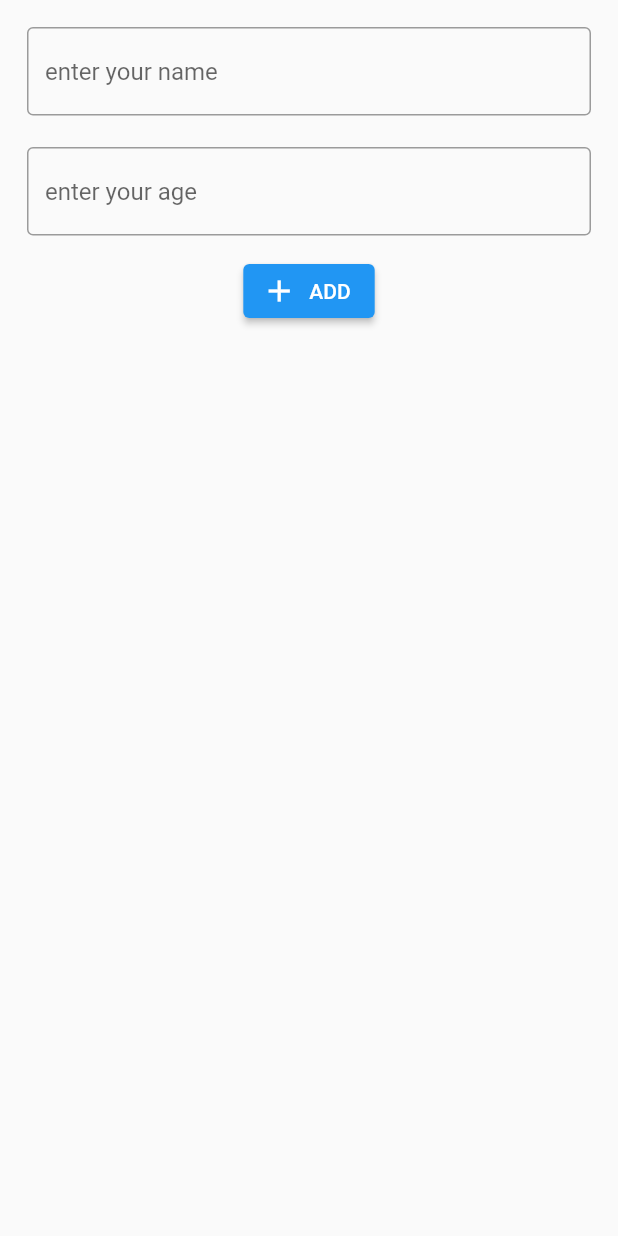
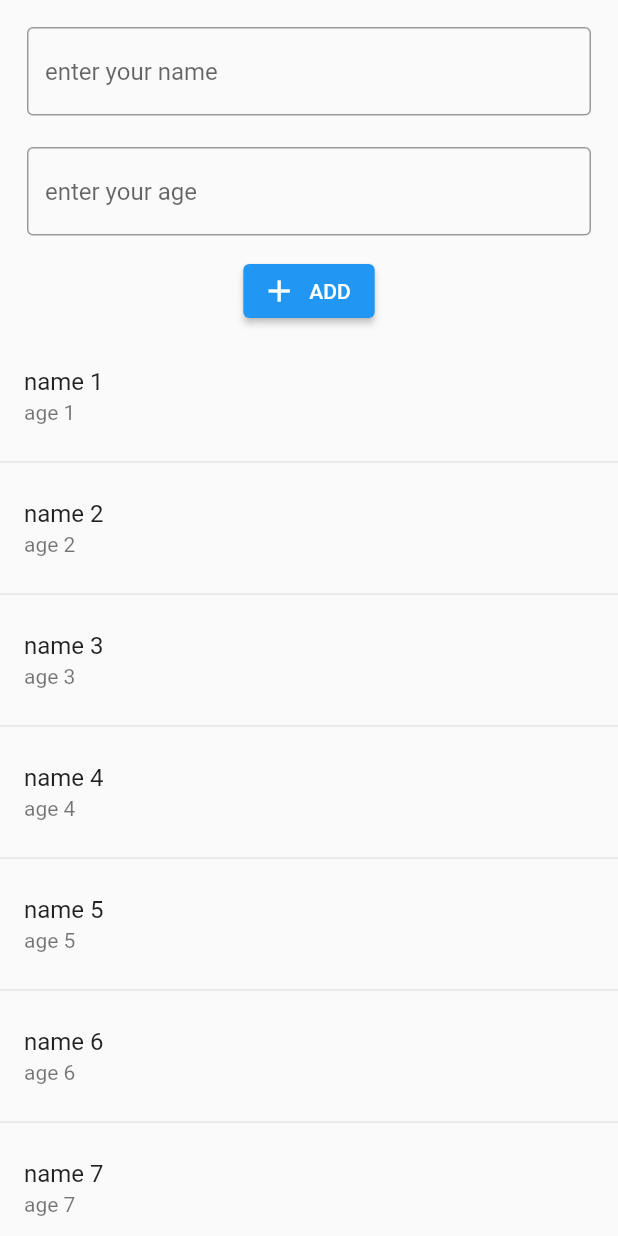
Before and after one commit to SUHAIB-P-A/hive, a Flutter app: the screen it shows after launch, on a phone screen of 412 x 824 dp. Run offline on Flutter 3.47's test engine with Material 2 defaults, Android fonts, the phone set to English and light mode, and no system bars; missing offline and left inert: dart:js_util.

Commit message:
add listview and add name and age variables

```diff
--- a/lib/liststudent.dart
+++ b/lib/liststudent.dart
@@ -1,3 +1,5 @@
+import 'dart:js_util';
+
 import 'package:flutter/material.dart';
 import 'package:flutter/src/foundation/key.dart';
 import 'package:flutter/src/widgets/container.dart';
@@ -8,8 +10,17 @@ class liststd extends StatelessWidget {
 
   @override
   Widget build(BuildContext context) {
-    return Scaffold(
-
+    return ListView.separated(
+      itemBuilder: ((context, index) {
+        return ListTile(
+          title: Text("name ${index + 1}"),
+          subtitle: Text("age ${index + 1}"),
+        );
+      }),
+      separatorBuilder: ((context, index) {
+        return const Divider();
+      }),
+      itemCount: 50,
     );
   }
 }
```
